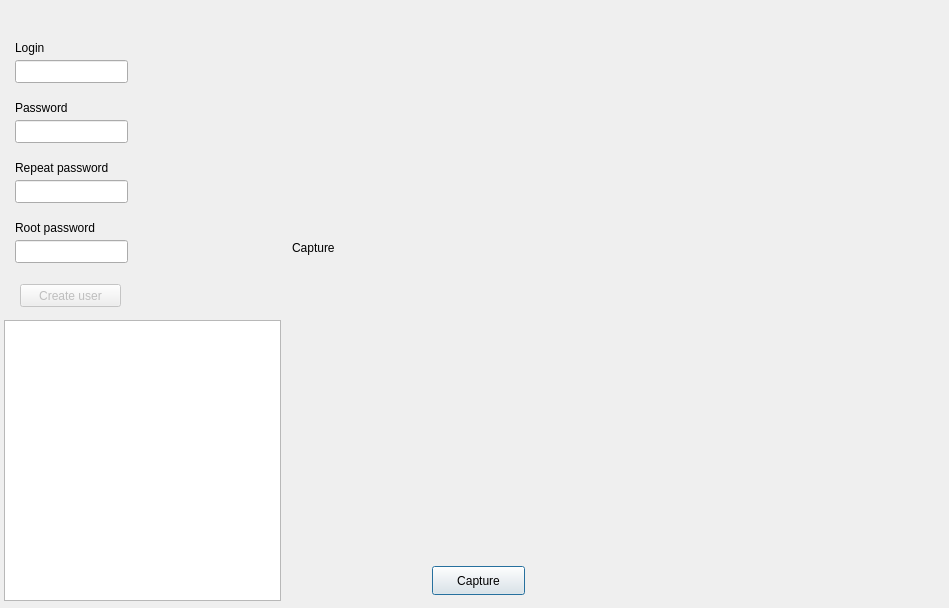
This is add_user.ui in degieusz/face_recogniction as Qt 5 draws it before an edit. The edited form follows.
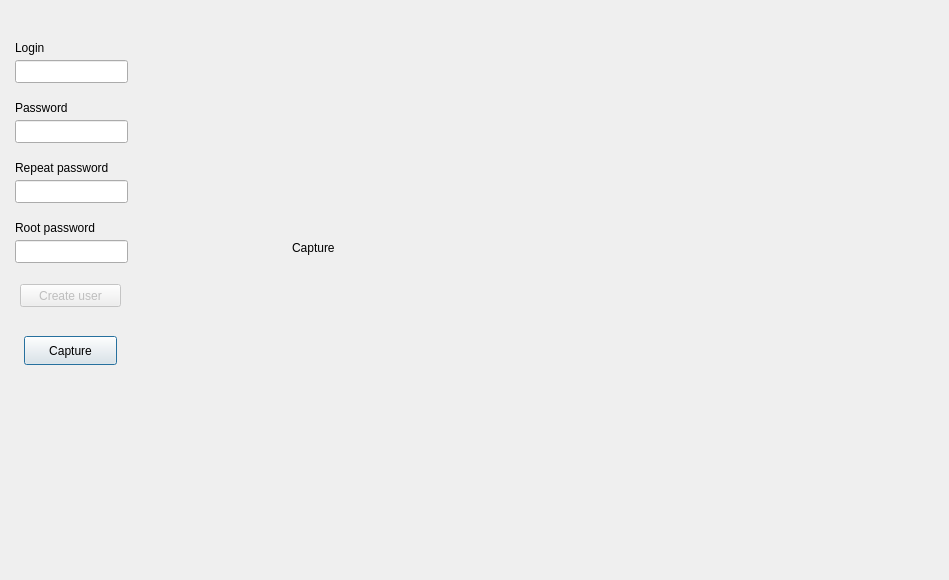
This is the edited form.

The edit to the form file:
```diff
--- a/add_user.ui
+++ b/add_user.ui
@@ -7,7 +7,7 @@
     <x>0</x>
     <y>0</y>
     <width>949</width>
-    <height>608</height>
+    <height>580</height>
    </rect>
   </property>
   <property name="windowTitle">
@@ -121,8 +121,8 @@
   <widget class="QPushButton" name="capture_img_button">
    <property name="geometry">
     <rect>
-     <x>432</x>
-     <y>566</y>
+     <x>24</x>
+     <y>336</y>
      <width>93</width>
      <height>29</height>
     </rect>
@@ -147,15 +147,18 @@
     <string>Create user</string>
    </property>
   </widget>
-  <widget class="QPlainTextEdit" name="debug_prints">
+  <widget class="QLabel" name="debug_info">
    <property name="geometry">
     <rect>
-     <x>4</x>
-     <y>320</y>
-     <width>277</width>
-     <height>281</height>
+     <x>16</x>
+     <y>492</y>
+     <width>745</width>
+     <height>61</height>
     </rect>
    </property>
+   <property name="text">
+    <string/>
+   </property>
   </widget>
  </widget>
  <resources/>
```
